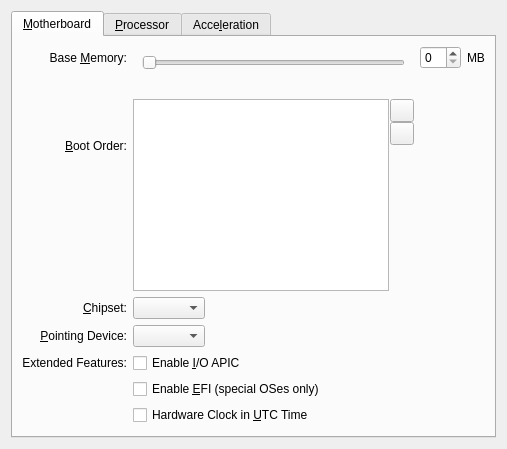
Above: vbox/src/VBox/Frontends/VirtualBox/src/settings/machine/UIMachineSettingsSystem.ui from jljuxgm/vboxgit before the change. Below: the same form after it.
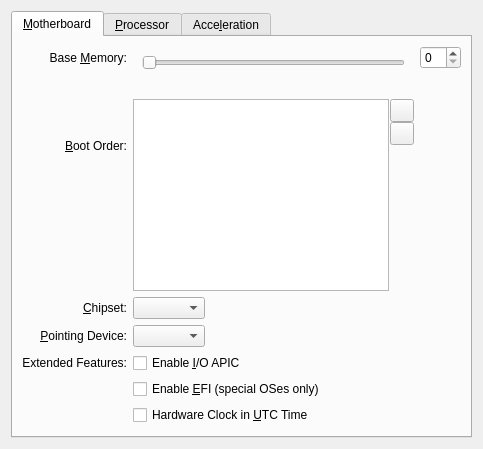
That is the form after the change. Icons and pictures are not drawn. Custom widgets are drawn as their Qt base class.

```diff
--- a/vbox/src/VBox/Frontends/VirtualBox/src/settings/machine/UIMachineSettingsSystem.ui
+++ b/vbox/src/VBox/Frontends/VirtualBox/src/settings/machine/UIMachineSettingsSystem.ui
@@ -87,23 +87,12 @@
         </widget>
        </item>
        <item row="0" column="3">
-        <layout class="QHBoxLayout">
-         <item>
           <widget class="QSpinBox" name="m_pEditorMemorySize">
            <property name="whatsThis">
             <string>Controls the amount of memory provided to the virtual machine. If you assign too much, the machine might not start.</string>
            </property>
           </widget>
          </item>
-         <item>
-          <widget class="QLabel" name="m_pLabelMemoryUnits">
-           <property name="text">
-            <string>MB</string>
-           </property>
-          </widget>
-         </item>
-        </layout>
-       </item>
        <item row="2" column="0">
         <widget class="QLabel" name="m_pLabelBootOrder">
          <property name="text">
```
Left out of the diff: 5 changed lines with no effect on the pictures. Lines whose indentation alone changed are shown as unchanged.
